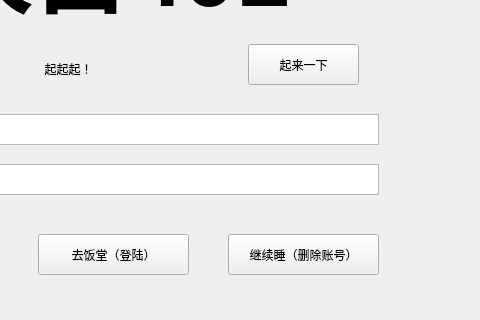
Before: the Qt Designer form client/welcome.ui in Joxos/old_401_war, drawn with Qt 5; both pictures show x 262 to 742 and y 126 to 446 of the 742 by 446 pixel window.
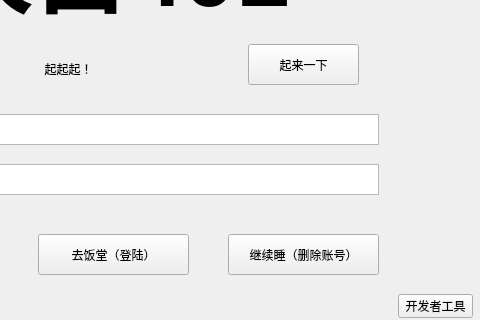
After: the same form once the commit is applied.

Commit message: add dev's options

What changed in the file:
```diff
--- a/client/welcome.ui
+++ b/client/welcome.ui
@@ -254,6 +254,19 @@
     <bool>false</bool>
    </property>
   </widget>
+  <widget class="QPushButton" name="dev_options">
+   <property name="geometry">
+    <rect>
+     <x>660</x>
+     <y>420</y>
+     <width>75</width>
+     <height>24</height>
+    </rect>
+   </property>
+   <property name="text">
+    <string>开发者工具</string>
+   </property>
+  </widget>
  </widget>
  <resources/>
  <connections/>
```
Left out of the diff: 8 changed lines with no effect on the pictures. The commit also changes 1 other file.
